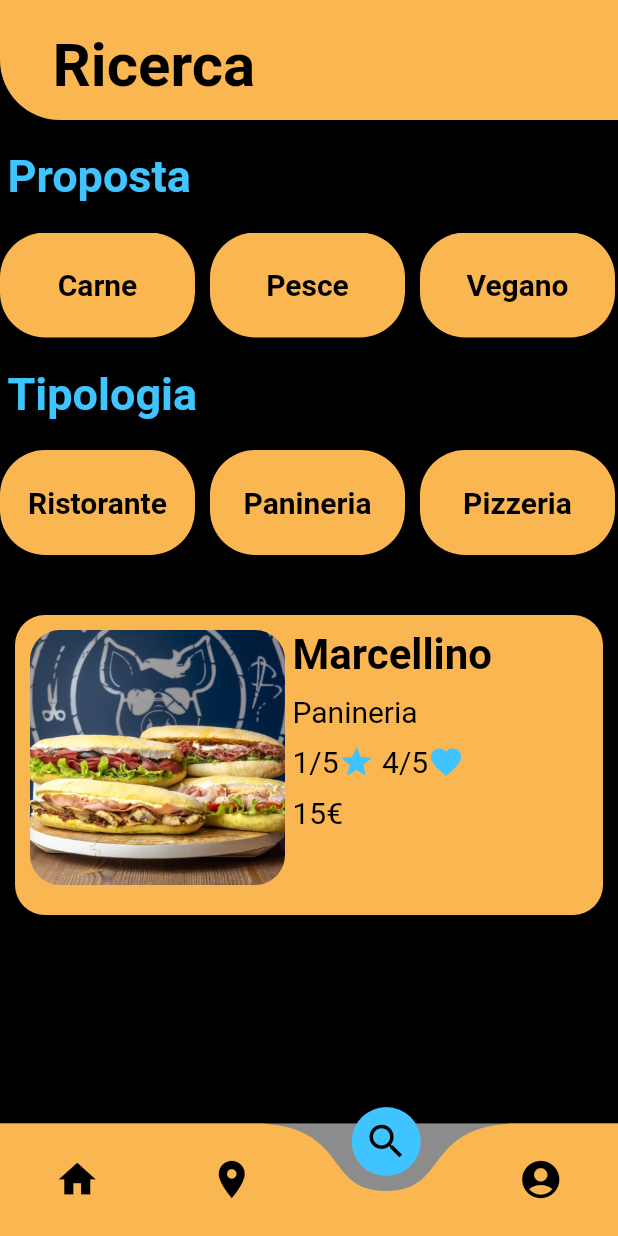
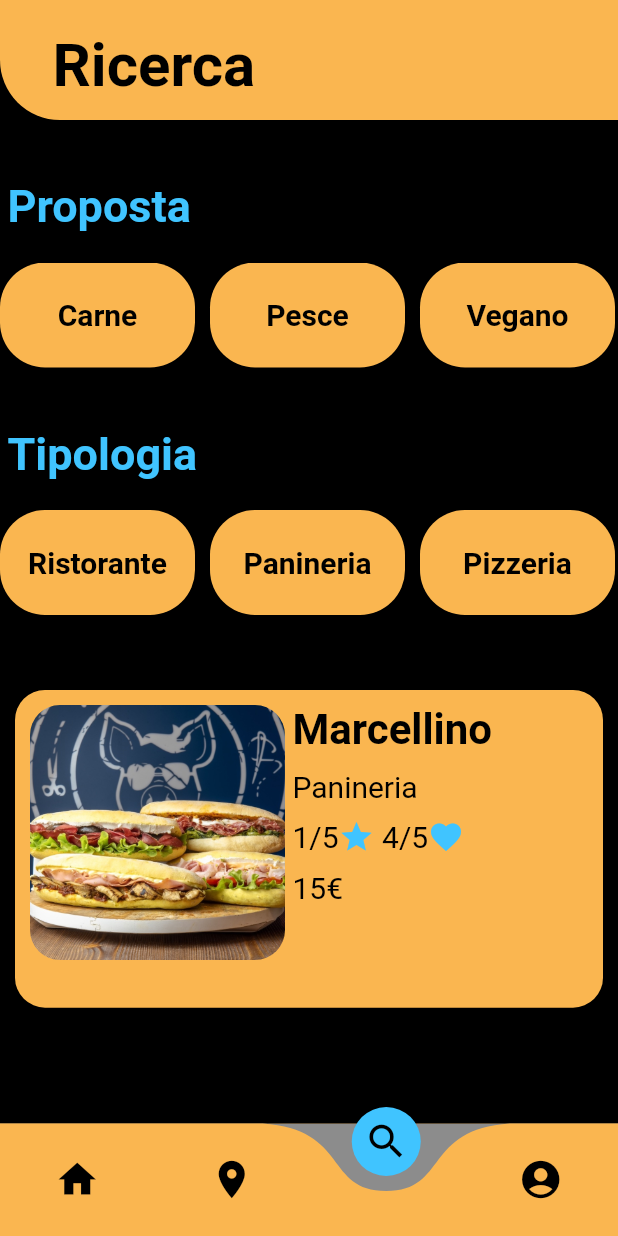
Before and after one commit to GorlaA/app_ristoranti, a Flutter app: the screen it shows after launch, item 3 of the bottom bar chosen, on a phone screen of 412 x 824 dp. Run offline on Flutter 3.47's test engine with Material 2 defaults, Android fonts, the light colour scheme and no system bars; drawn by our look-alikes of carousel_slider, curved_navigation_bar.

Commit message:
Completamento visuale carousel

```diff
--- a/lib/App/presentation/pages/search_page.dart
+++ b/lib/App/presentation/pages/search_page.dart
@@ -1,6 +1,7 @@
 import 'package:app_ristoranti/App/presentation/pages/home_app.dart';
 import 'package:app_ristoranti/App/presentation/pages/profile_page.dart';
 import 'package:app_ristoranti/App/presentation/widgets/headings.dart';
+import 'package:carousel_slider/carousel_slider.dart';
 import 'package:flutter/material.dart';
 import 'package:app_ristoranti/App/presentation/bloc/Elementi_Home.dart';
 import 'package:app_ristoranti/App/presentation/widgets/container_ristorante.dart';
@@ -29,7 +30,7 @@ class _TopSearchPageState extends State<TopSearchPage>{
     return Column(
       children: [
         TopBarPage("Ricerca"),
-        Padding(padding: EdgeInsets.all(10)),
+        Padding(padding: EdgeInsets.all(20)),
         Row(
           mainAxisAlignment: MainAxisAlignment.start,
           children: [
@@ -42,7 +43,7 @@ class _TopSearchPageState extends State<TopSearchPage>{
             Expanded(child: ListButtons(proposta)),
           ],
         ),
-        Padding(padding: EdgeInsets.all(10)),
+        Padding(padding: EdgeInsets.all(20)),
         Row(
           mainAxisAlignment: MainAxisAlignment.start,
           children: [
@@ -55,15 +56,46 @@ class _TopSearchPageState extends State<TopSearchPage>{
             Expanded(child: ListButtons(tipologia)),
           ],
         ),
-        Padding(padding: EdgeInsets.all(15)),
+        Padding(padding: EdgeInsets.all(20)),
         Row(
           children: [
-            Expanded(child: SizedBox(child: Container_Ristorante((RistoTesting().getRistoranteTest))))
+            sliderContainerRistoranti(ristorantiTrovati),
           ],
         )
       ],
     );
   }
+}
+
+class sliderContainerRistoranti extends StatefulWidget {
+  List<Ristorante> ristorantiTrovati;
+  sliderContainerRistoranti(this.ristorantiTrovati);
+  _sliderContainerRistorantiState createState() => _sliderContainerRistorantiState(ristorantiTrovati);
+}
+
+class _sliderContainerRistorantiState extends State<sliderContainerRistoranti> {
+  List<Ristorante> ristorantiTrovati;
+
+  _sliderContainerRistorantiState(this.ristorantiTrovati);
+
+  @override
+  Widget build(BuildContext context) {
+    return Expanded(child: CarouselSlider.builder(
+        options: CarouselOptions(
+          disableCenter: true,
+          viewportFraction: 1,
+          autoPlay: false,
+          autoPlayAnimationDuration: Duration(milliseconds: 800),
+          autoPlayCurve: Curves.fastOutSlowIn,
+        ),
+        itemCount: ristorantiTrovati.length,
+        itemBuilder: (context, index, realIndex){
+          return Container_Ristorante(ristorantiTrovati[index]);
+        },
+      )
+    );
+  }
+
 }
 
 class CheckBoxSearch extends StatefulWidget{
```
